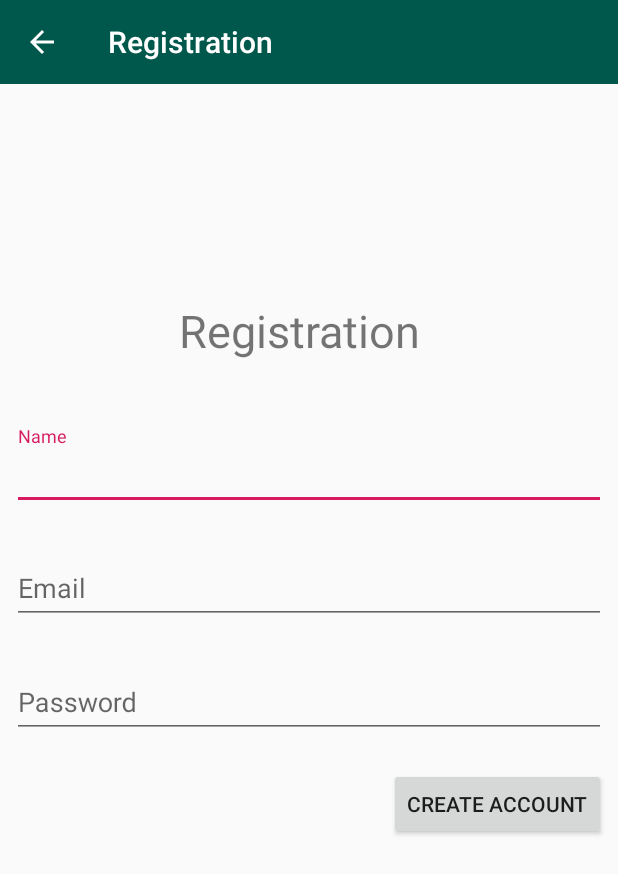
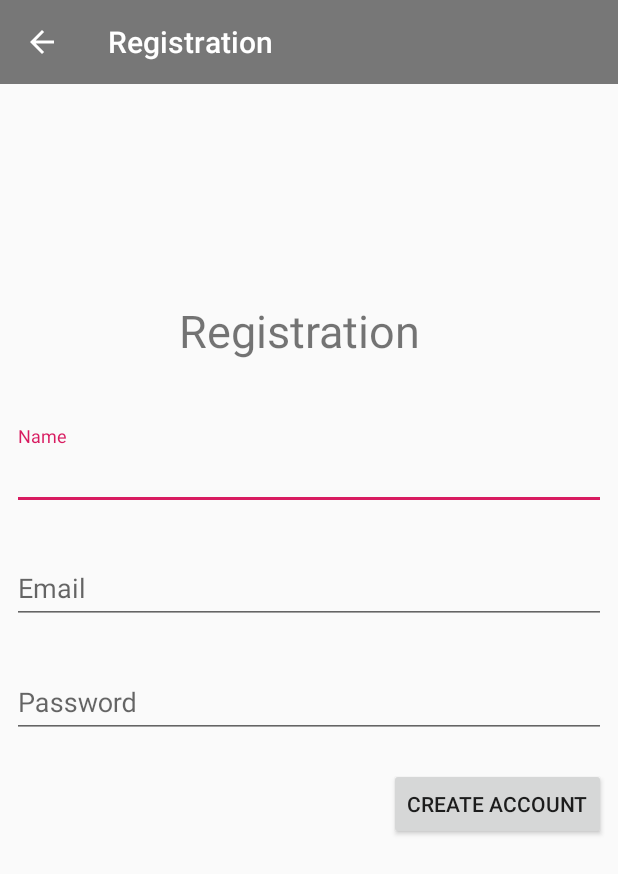
Before and after one commit to FUCTAIIIK0/chat, an Android app: the RegisterActivity screen opened directly, with no data from a screen before it, on a phone screen of 412 x 824 dp. Shown: the top 874 px of the screen. Run offline under Robolectric (Android 15) with nearby library versions, the phone set to English and light mode, and no system bars; our stand-ins replace Firebase (no records; nobody signed in at launch, a user with empty details on screens opened directly).

Commit message:
change colors

```diff
--- a/app/src/main/res/layout/app_bar_layout.xml
+++ b/app/src/main/res/layout/app_bar_layout.xml
@@ -3,7 +3,7 @@
     android:id="@+id/main_app_bar"
     android:layout_width="match_parent"
     android:layout_height="wrap_content"
-    android:background="@color/colorPrimaryDark"
+    android:background="#86020202"
     android:theme="@style/ThemeOverlay.AppCompat.Dark.ActionBar">
 
 
--- a/app/src/main/res/values/colors.xml
+++ b/app/src/main/res/values/colors.xml
@@ -3,4 +3,5 @@
     <color name="colorPrimary">#008577</color>
     <color name="colorPrimaryDark">#00574B</color>
     <color name="colorAccent">#D81B60</color>
+    <color name="colorBackgroundDarkGrey">#86020202</color>
 </resources>
--- a/app/src/main/res/values/styles.xml
+++ b/app/src/main/res/values/styles.xml
@@ -3,8 +3,8 @@
     <!-- Base application theme. -->
     <style name="AppTheme" parent="Theme.AppCompat.DayNight.NoActionBar">
         <!-- Customize your theme here. -->
-        <item name="colorPrimary">@color/colorPrimary</item>
-        <item name="colorPrimaryDark">@color/cardview_dark_background</item>
+        <item name="colorPrimary">@color/colorBackgroundDarkGrey</item>
+        <item name="colorPrimaryDark">@color/colorBackgroundDarkGrey</item>
         <item name="colorAccent">@color/colorAccent</item>
     </style>
 
```
